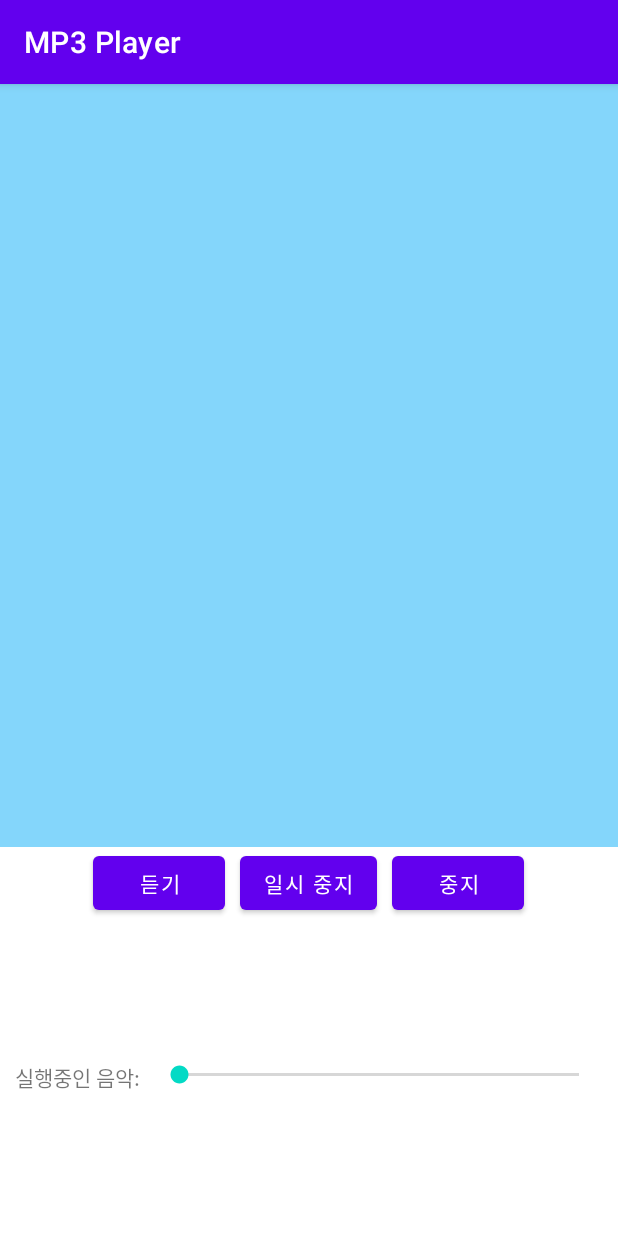
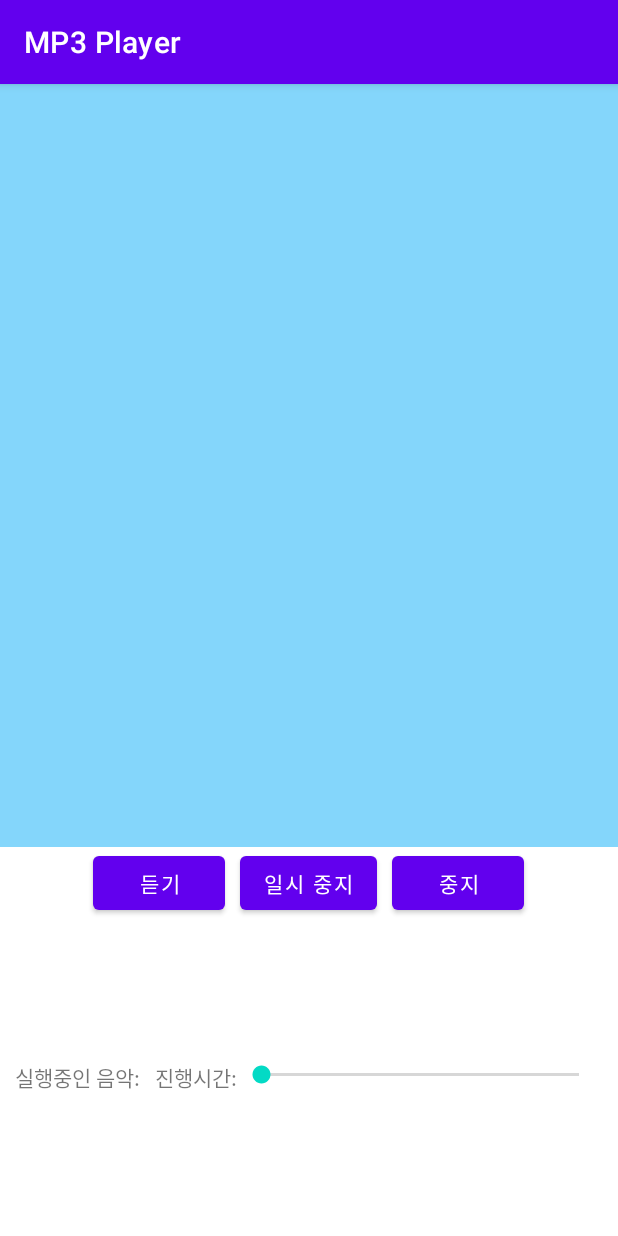
Before and after one commit to khjkhj0329/Projec13_1, an Android app: the screen it shows after launch (MainActivity), on a phone screen of 412 x 824 dp. Run offline under Robolectric (Android 15) with nearby library versions, the phone set to English and light mode, and no system bars; 3 statements that could not run were skipped.

Commit message:
Edit MainActivity.java(SeekBar) Commit

```diff
--- a/app/src/main/res/layout/activity_main.xml
+++ b/app/src/main/res/layout/activity_main.xml
@@ -54,6 +54,11 @@
             android:layout_height="wrap_content"
             android:layout_marginRight="10dp"
             android:text="@string/btn_music" />
+        <TextView
+            android:id="@+id/text_time"
+            android:layout_width="wrap_content"
+            android:layout_height="wrap_content"
+            android:text="@string/text_time"/>
         <SeekBar
             android:id="@+id/seek1"
             android:layout_width="match_parent"
--- a/app/src/main/res/values/strings.xml
+++ b/app/src/main/res/values/strings.xml
@@ -4,4 +4,5 @@
     <string name="btn_stop">중지</string>
     <string name="btn_music">실행중인 음악: </string>
     <string name="btn_stop1">일시 중지</string>
+    <string name="text_time">진행시간: </string>
 </resources>
```
Also changed, not shown: app/src/main/java/kr/hs/emirim/w2029/projec13_1/MainActivity.java (+37 -8 lines).
